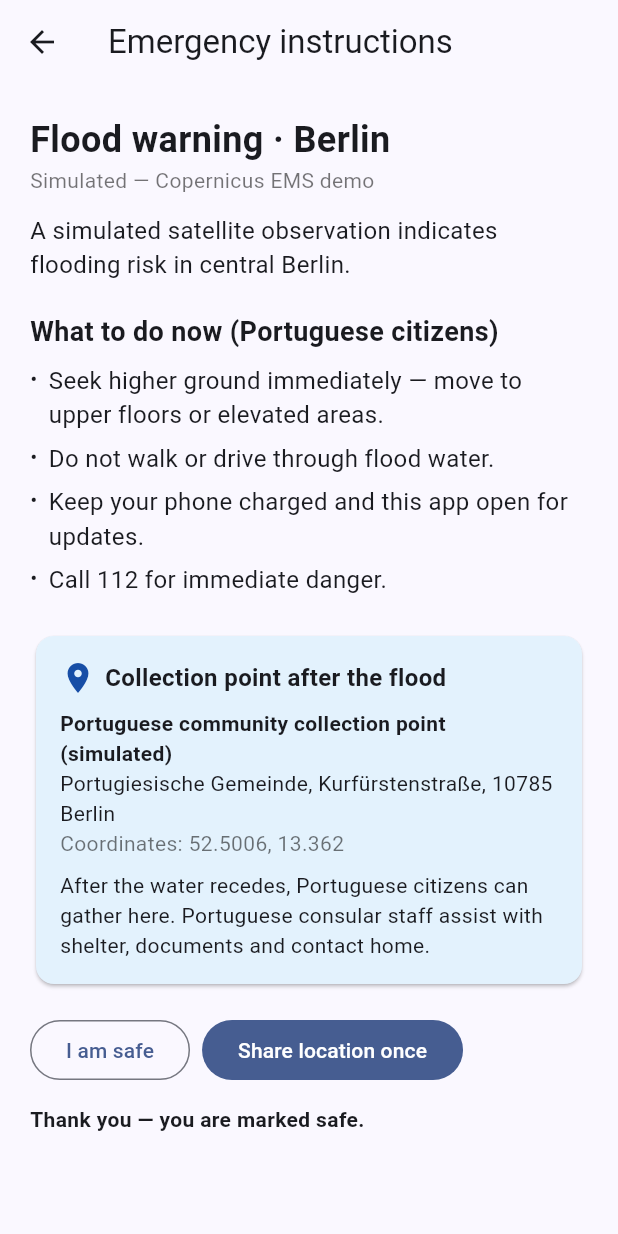
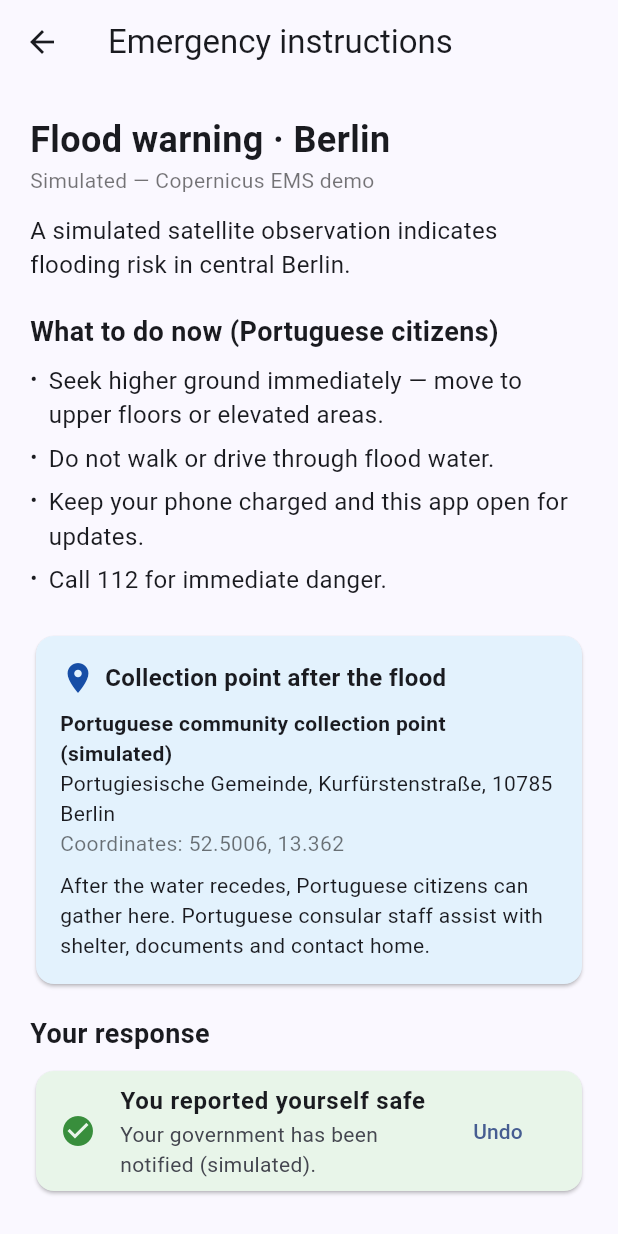
Before and after one commit to Dewliak/EIS, a Flutter app: the AlertDetailScreen screen opened directly, after a tap on "I am safe", on a phone screen of 412 x 824 dp. Run offline on Flutter 3.47's test engine with Material 3 defaults, Android fonts, the phone set to English and light mode, and no system bars; our stand-ins replace flutter_local_notifications, geolocator, shared_preferences, timezone; accounts and stored records are empty.

Commit message:
mobile: emergency response changes state; rename to EU Compass
- Alert screen: 'I am safe' now flips to a confirmed green card (with Undo)
  instead of leaving you on the same buttons; 'Share my location once' becomes a
  blue confirmed card with the shared coordinates (with Stop). State is shared,
  so the home alert card shows 'You reported safe' / 'Location shared' chips.
- Response state resets when a new emergency is armed or cleared.
- Rename user-visible 'EU Data Compass' -> 'EU Compass' (citizen + authority
  apps, mobile README). Package ids unchanged.
Verified: analyze clean (both apps), widget tests cover the safe-state change,
debug APK builds.

```diff
--- a/mobile/authority_app/lib/main.dart
+++ b/mobile/authority_app/lib/main.dart
@@ -9,7 +9,7 @@ const useMockData = bool.fromEnvironment('USE_MOCK', defaultValue: true);
 
 void main() => runApp(const AuthorityApp());
 
-class AuthorityApp extends StatelessWidget { const AuthorityApp({super.key}); @override Widget build(BuildContext context) => MaterialApp(title: 'EU Data Compass Authority', theme: ThemeData(colorSchemeSeed: const Color(0xff174ea6), useMaterial3: true), home: const AuthorityHome()); }
+class AuthorityApp extends StatelessWidget { const AuthorityApp({super.key}); @override Widget build(BuildContext context) => MaterialApp(title: 'EU Compass Authority', theme: ThemeData(colorSchemeSeed: const Color(0xff174ea6), useMaterial3: true), home: const AuthorityHome()); }
 
 class AuthorityHome extends StatefulWidget { const AuthorityHome({super.key}); @override State<AuthorityHome> createState() => _AuthorityHomeState(); }
 class _AuthorityHomeState extends State<AuthorityHome> {
@@ -24,5 +24,5 @@ class _AuthorityHomeState extends State<AuthorityHome> {
       return;
     }
     try { final s = await post('/api/demo/authority/session'); token = s['access_token']; final h = await post('/api/authority/hazards/simulate'); hazardId = h['id']; await post('/api/authority/hazards/$hazardId/review'); final a = await post('/api/authority/alerts', {'hazard_id': hazardId, 'title': title.text, 'body': 'A simulated satellite observation indicates flooding risk near Berlin.', 'instructions': 'Follow official instructions and call 112 for immediate danger.', 'valid_from': '2026-01-01T00:00:00+00:00', 'valid_until': '2027-12-31T23:59:59+00:00', 'source_url': 'https://www.copernicus.eu/en/copernicus-services/emergency'}); await post('/api/authority/alerts/${a['id']}/publish'); setState(() => message = 'Alert published to matching demo travellers. Delivery is simulated.'); } catch (e) { setState(() => message = 'Unable to complete demo: $e'); } }
-  @override Widget build(BuildContext context) => Scaffold(appBar: AppBar(leading: Padding(padding: const EdgeInsets.all(8), child: Image.asset('assets/logo.png')), title: const Text('EU Data Compass Authority')), body: Padding(padding: const EdgeInsets.all(20), child: ListView(children: [const Text('Emergency control room', style: TextStyle(fontSize: 28, fontWeight: FontWeight.bold)), const SizedBox(height: 12), Text(message, style: const TextStyle(fontSize: 17)), const SizedBox(height: 20), TextField(controller: title, decoration: const InputDecoration(labelText: 'Alert title', border: OutlineInputBorder())), const SizedBox(height: 12), FilledButton.icon(onPressed: runDemo, icon: const Icon(Icons.satellite_alt), label: const Text('Simulate, review and publish alert')), const SizedBox(height: 20), const Text('Safeguards: satellite input is simulated, publication requires authority action, and citizen location is opt-in and emergency-only.')])));
+  @override Widget build(BuildContext context) => Scaffold(appBar: AppBar(leading: Padding(padding: const EdgeInsets.all(8), child: Image.asset('assets/logo.png')), title: const Text('EU Compass Authority')), body: Padding(padding: const EdgeInsets.all(20), child: ListView(children: [const Text('Emergency control room', style: TextStyle(fontSize: 28, fontWeight: FontWeight.bold)), const SizedBox(height: 12), Text(message, style: const TextStyle(fontSize: 17)), const SizedBox(height: 20), TextField(controller: title, decoration: const InputDecoration(labelText: 'Alert title', border: OutlineInputBorder())), const SizedBox(height: 12), FilledButton.icon(onPressed: runDemo, icon: const Icon(Icons.satellite_alt), label: const Text('Simulate, review and publish alert')), const SizedBox(height: 20), const Text('Safeguards: satellite input is simulated, publication requires authority action, and citizen location is opt-in and emergency-only.')])));
 }
--- a/mobile/citizen_app/lib/main.dart
+++ b/mobile/citizen_app/lib/main.dart
@@ -14,6 +14,17 @@ final FlutterLocalNotificationsPlugin _fln = FlutterLocalNotificationsPlugin();
 final GlobalKey<NavigatorState> _navKey = GlobalKey<NavigatorState>();
 // Flipped when the user taps the OS notification; HomeScreen listens.
 final ValueNotifier<bool> _notificationTapped = ValueNotifier(false);
+
+// Emergency response state, shared between the alert screen and the home screen.
+final ValueNotifier<bool> _safeReported = ValueNotifier(false);
+final ValueNotifier<bool> _locationShared = ValueNotifier(false);
+String? _sharedLocationText;
+
+void _resetEmergencyResponse() {
+  _safeReported.value = false;
+  _locationShared.value = false;
+  _sharedLocationText = null;
+}
 
 // --- Mock emergency content (personalised for Portuguese travellers) --------
 const _alert = {
@@ -61,7 +72,7 @@ Future<void> _scheduleEmergencyNotification() async {
     final when = tz.TZDateTime.now(tz.local).add(const Duration(seconds: emergencyDelaySeconds));
     await _fln.zonedSchedule(
       1, _alert['title'] as String,
-      'Tap to open EU Data Compass for emergency instructions.',
+      'Tap to open EU Compass for emergency instructions.',
       when,
       const NotificationDetails(android: AndroidNotificationDetails(
         _channelId, 'Emergency alerts',
@@ -101,7 +112,7 @@ class CitizenApp extends StatelessWidget {
   const CitizenApp({super.key});
   @override
   Widget build(BuildContext context) => MaterialApp(
-    title: 'EU Data Compass',
+    title: 'EU Compass',
     navigatorKey: _navKey,
     theme: ThemeData(colorSchemeSeed: const Color(0xff174ea6), useMaterial3: true),
     home: const HomeScreen(),
@@ -123,15 +134,21 @@ class _HomeScreenState extends State<HomeScreen> {
   List<Trip> get affectedTrips =>
       trips.where((t) => t.guarded && t.region == 'Berlin').toList();
 
+  void _refresh() { if (mounted) setState(() {}); }
+
   @override
   void initState() {
     super.initState();
     _notificationTapped.addListener(_onNotificationTapped);
+    _safeReported.addListener(_refresh);
+    _locationShared.addListener(_refresh);
   }
 
   @override
   void dispose() {
     _notificationTapped.removeListener(_onNotificationTapped);
+    _safeReported.removeListener(_refresh);
+    _locationShared.removeListener(_refresh);
     _timer?.cancel();
     super.dispose();
   }
@@ -184,10 +201,12 @@ class _HomeScreenState extends State<HomeScreen> {
     if (affectedTrips.isEmpty) {
       _timer?.cancel(); _timer = null;
       await _cancelEmergencyNotification();
+      _resetEmergencyResponse();
       if (mounted) setState(() => emergencyActive = false);
       return;
     }
     if (!emergencyActive && _timer == null) {
+      _resetEmergencyResponse();
       await _scheduleEmergencyNotification();
       _timer = Timer(const Duration(seconds: emergencyDelaySeconds), () {
         _timer = null;
@@ -215,7 +234,7 @@ class _HomeScreenState extends State<HomeScreen> {
     return Scaffold(
       appBar: AppBar(
         leading: Padding(padding: const EdgeInsets.all(8), child: Image.asset('assets/logo.png')),
-        title: const Text('EU Data Compass'),
+        title: const Text('EU Compass'),
       ),
       body: Padding(
         padding: const EdgeInsets.all(20),
@@ -291,6 +310,13 @@ class _HomeScreenState extends State<HomeScreen> {
         Text(_alert['body'] as String),
         const SizedBox(height: 6),
         Text('Affects: $where', style: const TextStyle(fontStyle: FontStyle.italic)),
+        if (_safeReported.value || _locationShared.value) Padding(
+          padding: const EdgeInsets.only(top: 8),
+          child: Wrap(spacing: 6, children: [
+            if (_safeReported.value) Chip(avatar: const Icon(Icons.check_circle, color: Colors.green, size: 18), label: const Text('You reported safe')),
+            if (_locationShared.value) const Chip(avatar: Icon(Icons.my_location, size: 18), label: Text('Location shared')),
+          ]),
+        ),
         const SizedBox(height: 12),
         FilledButton.icon(onPressed: _openAlert, icon: const Icon(Icons.menu_book), label: const Text('View instructions')),
       ])),
@@ -439,18 +465,21 @@ class AlertDetailScreen extends StatefulWidget {
 }
 
 class _AlertDetailScreenState extends State<AlertDetailScreen> {
-  String? note;
+  String? error;
 
   Future<void> _shareLocation() async {
+    setState(() => error = null);
     try {
       final permission = await Geolocator.requestPermission();
       if (permission == LocationPermission.denied || permission == LocationPermission.deniedForever) {
         throw Exception('Location permission was not granted');
       }
       final p = await Geolocator.getCurrentPosition();
-      setState(() => note = 'Location shared (${p.latitude.toStringAsFixed(3)}, ${p.longitude.toStringAsFixed(3)}).');
+      _sharedLocationText = '${p.latitude.toStringAsFixed(4)}, ${p.longitude.toStringAsFixed(4)}';
+      _locationShared.value = true;
+      if (mounted) setState(() {});
     } catch (e) {
-      setState(() => note = 'Could not share location: $e');
+      setState(() => error = 'Could not share location: $e');
     }
   }
 
@@ -481,11 +510,40 @@ class _AlertDetailScreenState extends State<AlertDetailScreen> {
           Text(_collectionPoint['note'] as String),
         ]))),
       const SizedBox(height: 16),
-      Wrap(spacing: 8, children: [
-        OutlinedButton(onPressed: () => setState(() => note = 'Thank you — you are marked safe.'), child: const Text('I am safe')),
-        FilledButton(onPressed: _shareLocation, child: const Text('Share location once')),
-      ]),
-      if (note != null) Padding(padding: const EdgeInsets.only(top: 12), child: Text(note!, style: const TextStyle(fontWeight: FontWeight.w600))),
+      const Text('Your response', style: TextStyle(fontWeight: FontWeight.bold, fontSize: 18)),
+      const SizedBox(height: 8),
+      // Safe status — changes state instead of leaving you on the same screen.
+      if (_safeReported.value)
+        Card(color: Colors.green.shade50, child: ListTile(
+          leading: Icon(Icons.check_circle, color: Colors.green.shade700),
+          title: const Text('You reported yourself safe', style: TextStyle(fontWeight: FontWeight.w600)),
+          subtitle: const Text('Your government has been notified (simulated).'),
+          trailing: TextButton(onPressed: () { _safeReported.value = false; setState(() {}); }, child: const Text('Undo')),
+        ))
+      else
+        FilledButton.icon(
+          icon: const Icon(Icons.verified),
+          style: FilledButton.styleFrom(minimumSize: const Size.fromHeight(50)),
+          onPressed: () { _safeReported.value = true; setState(() {}); },
+          label: const Text('I am safe'),
+        ),
+      const SizedBox(height: 10),
+      // Location status.
+      if (_locationShared.value)
+        Card(color: Colors.blue.shade50, child: ListTile(
+          leading: const Icon(Icons.my_location, color: Color(0xff174ea6)),
+          title: const Text('Location shared', style: TextStyle(fontWeight: FontWeight.w600)),
+          subtitle: Text(_sharedLocationText == null ? 'Shared with responders.' : 'At $_sharedLocationText · shared with responders.'),
+          trailing: TextButton(onPressed: () { _locationShared.value = false; _sharedLocationText = null; setState(() {}); }, child: const Text('Stop')),
+        ))
+      else
+        OutlinedButton.icon(
+          icon: const Icon(Icons.share_location),
+          style: OutlinedButton.styleFrom(minimumSize: const Size.fromHeight(50)),
+          onPressed: _shareLocation,
+          label: const Text('Share my location once'),
+        ),
+      if (error != null) Padding(padding: const EdgeInsets.only(top: 12), child: Text(error!, style: TextStyle(color: Colors.red.shade700, fontWeight: FontWeight.w600))),
     ])),
   );
 }
@@ -518,7 +576,7 @@ class _WalletMockScreenState extends State<WalletMockScreen> {
         const Text('Simulated — demo verification only', textAlign: TextAlign.center, style: TextStyle(color: Colors.white70)),
         const SizedBox(height: 28),
         const Card(child: Padding(padding: EdgeInsets.all(18), child: Column(crossAxisAlignment: CrossAxisAlignment.start, children: [
-          Text('EU Data Compass is requesting:', style: TextStyle(fontWeight: FontWeight.bold, fontSize: 16)),
+          Text('EU Compass is requesting:', style: TextStyle(fontWeight: FontWeight.bold, fontSize: 16)),
           SizedBox(height: 10),
           ListTile(contentPadding: EdgeInsets.zero, leading: Icon(Icons.flag), title: Text('Nationality'), subtitle: Text('Portugal (PT)')),
           ListTile(contentPadding: EdgeInsets.zero, leading: Icon(Icons.person), title: Text('Name'), subtitle: Text('Demo Traveller')),
```
Also changed, not shown: 2 other files.
